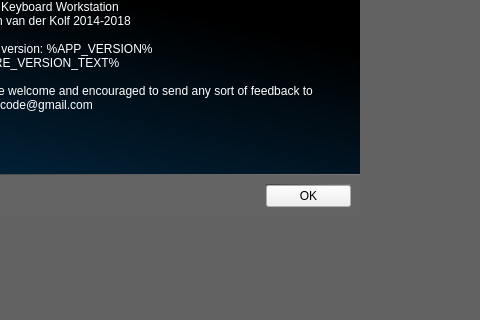
First picture: the form in src/aboutdialog.ui, repository noedigcode/konfyt, before the edit; both pictures show x 161 to 641 and y 125 to 445 of the 641 by 445 pixel window.
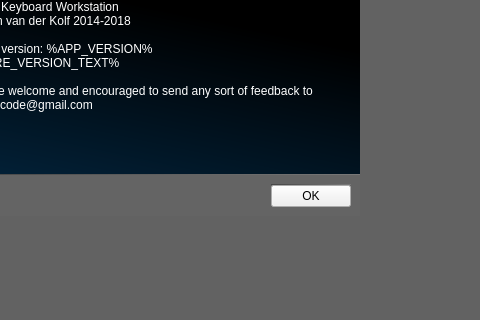
Second picture: the form after the edit.

Commit message: Updated GUI sizes to play well with different font sizes; Most sizes now expressed in em units.

Patch:
```diff
--- a/src/aboutdialog.ui
+++ b/src/aboutdialog.ui
@@ -181,7 +181,7 @@
               <property name="maximumSize">
                <size>
                 <width>16777215</width>
-                <height>26</height>
+                <height>16777215</height>
                </size>
               </property>
               <property name="styleSheet">
@@ -214,16 +214,22 @@
                </property>
                <item>
                 <widget class="QPushButton" name="pushButton">
+                 <property name="sizePolicy">
+                  <sizepolicy hsizetype="Minimum" vsizetype="Minimum">
+                   <horstretch>0</horstretch>
+                   <verstretch>0</verstretch>
+                  </sizepolicy>
+                 </property>
                  <property name="minimumSize">
                   <size>
-                   <width>85</width>
+                   <width>0</width>
                    <height>0</height>
                   </size>
                  </property>
                  <property name="maximumSize">
                   <size>
                    <width>16777215</width>
-                   <height>24</height>
+                   <height>16777215</height>
                   </size>
                  </property>
                  <property name="text">
```
Left out of the diff: 21 changed lines with no effect on the pictures. The commit also changes 5 other files.
